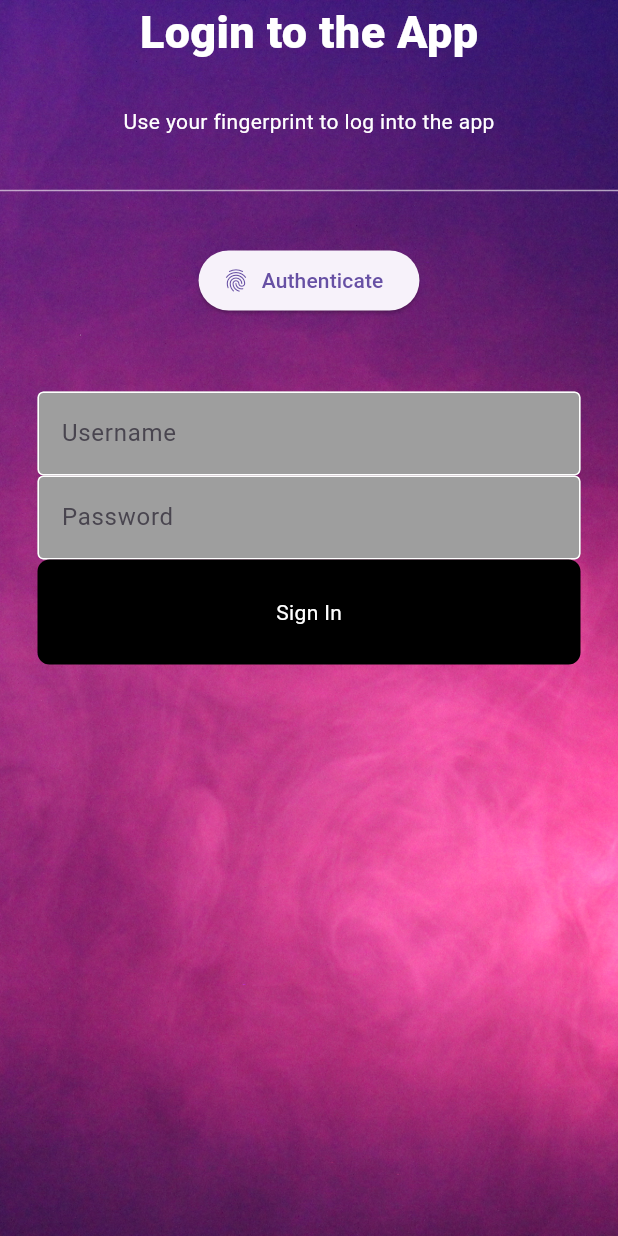
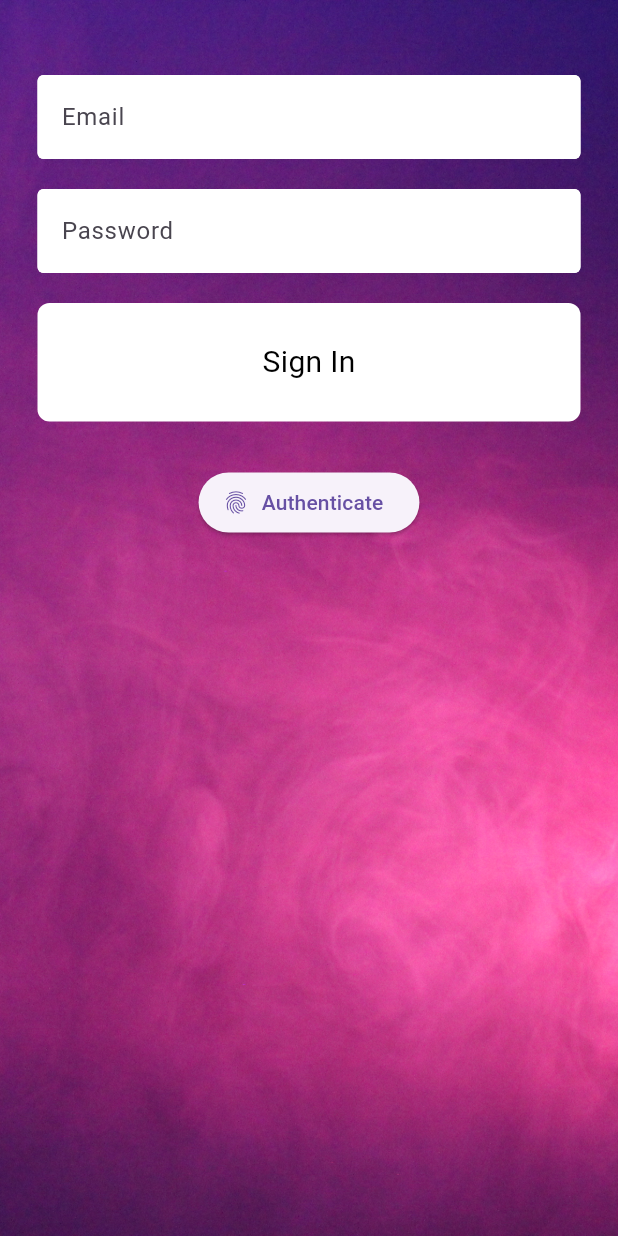
Before and after one commit to LuminaryEventsCalendarApp/CalendarApp, a Flutter app: the screen it shows after launch, on a phone screen of 412 x 824 dp. Run offline on Flutter 3.47's test engine with Material 3 defaults, Android fonts, the phone set to English and light mode, and no system bars; our stand-ins replace firebase_auth, firebase_core, local_auth, table_calendar; accounts and stored records are empty.

Commit message:
changes
changes

```diff
--- a/calendarapp/lib/calendar.dart
+++ b/calendarapp/lib/calendar.dart
@@ -19,8 +19,8 @@ class _CalendarState extends State<Calendar> {
   String _enteredText = '';
   late final ValueNotifier<List<Event>> _selectedEvents;
   CalendarFormat _calendarFormat = CalendarFormat.month;
-  RangeSelectionMode _rangeSelectionMode =
-      RangeSelectionMode.toggledOff; // Can be toggled on/off by longpressing a date
+  RangeSelectionMode _rangeSelectionMode = RangeSelectionMode
+      .toggledOff; // Can be toggled on/off by longpressing a date
   DateTime _focusedDay = DateTime.now();
   DateTime? _selectedDay;
   DateTime? _rangeStart;
@@ -117,7 +117,6 @@ void _onDaySelected(DateTime selectedDay, DateTime focusedDay) {
       );
     }
   }
-
 
   void _onRangeSelected(DateTime? start, DateTime? end, DateTime focusedDay) {
     setState(() {
@@ -334,7 +333,7 @@ void _onDaySelected(DateTime selectedDay, DateTime focusedDay) {
           ],
         ),
       ),
-      backgroundColor: Colors.white70,
+      backgroundColor: Colors.white,
       body: CustomScrollView(
         slivers: [
           SliverToBoxAdapter(
@@ -413,7 +412,7 @@ void _onDaySelected(DateTime selectedDay, DateTime focusedDay) {
                     'Seuraavan viikon tapahtumat:',
                     style: TextStyle(fontWeight: FontWeight.bold),
                   ),
-                  SizedBox(height: 8),
+                  SizedBox(height: 5),
                   ...nextSevenDaysEvents,
                 ],
               ),
--- a/calendarapp/lib/components/my_button.dart
+++ b/calendarapp/lib/components/my_button.dart
@@ -1,12 +1,12 @@
 import 'package:flutter/material.dart';
 
 class MyButton extends StatelessWidget {
-
   final Function()? onTap;
 
-
-
-  const MyButton({super.key, required this.onTap,});
+  const MyButton({
+    super.key,
+    required this.onTap,
+  });
 
   @override
   Widget build(BuildContext context) {
@@ -16,13 +16,13 @@ class MyButton extends StatelessWidget {
         padding: const EdgeInsets.all(25),
         margin: const EdgeInsets.symmetric(horizontal: 25),
         decoration: BoxDecoration(
-          color: Colors.black,
+          color: Colors.white,
           borderRadius: BorderRadius.circular(8),
         ),
         child: const Center(
           child: Text(
             "Sign In",
-            style: TextStyle(color: Colors.white),
+            style: TextStyle(fontSize: 20, color: Colors.black),
           ),
         ),
       ),
--- a/calendarapp/lib/components/my_textfield.dart
+++ b/calendarapp/lib/components/my_textfield.dart
@@ -10,7 +10,7 @@ class MyTextField extends StatelessWidget {
     required this.controller,
     required this.hintText,
     required this.obscureText,
-    });
+  });
 
   @override
   Widget build(BuildContext context) {
@@ -26,7 +26,7 @@ class MyTextField extends StatelessWidget {
           focusedBorder: const OutlineInputBorder(
             borderSide: BorderSide(color: Colors.black),
           ),
-          fillColor: Colors.grey,
+          fillColor: Colors.white,
           filled: true,
           hintText: hintText,
         ),
--- a/calendarapp/lib/login_page.dart
+++ b/calendarapp/lib/login_page.dart
@@ -93,27 +93,27 @@ class _LoginPageState extends State<LoginPage> {
                 mainAxisAlignment: MainAxisAlignment.center,
                 crossAxisAlignment: CrossAxisAlignment.center,
                 children: [
-                  const Text("Login to the App",
-                      style: TextStyle(
-                          color: Colors.white,
-                          fontSize: 30,
-                          fontWeight: FontWeight.w800)),
-                  const SizedBox(
-                    height: 28,
+                  const SizedBox(height: 50),
+                  // username
+                  MyTextField(
+                    controller: emailController,
+                    hintText: 'Email',
+                    obscureText: false,
                   ),
-                  const Text("Use your fingerprint to log into the app",
-                      style: TextStyle(
-                        color: Colors.white,
-                      )),
-                  const SizedBox(
-                    height: 28,
+                  const SizedBox(height: 20),
+                  // password
+                  MyTextField(
+                    controller: passwordController,
+                    hintText: 'Password',
+                    obscureText: true,
                   ),
-                  const Divider(
-                    color: Colors.white60,
+                  const SizedBox(height: 20),
+                  // sign in button
+                  MyButton(
+                    onTap: signUserIn,
                   ),
-                  const SizedBox(
-                    height: 28,
-                  ),
+                  const SizedBox(height: 30),
+
                   ElevatedButton.icon(
                     onPressed: () async {
                       bool auth = await Authentication.authentication();
@@ -130,25 +130,6 @@ class _LoginPageState extends State<LoginPage> {
                     icon: const Icon(Icons.fingerprint),
                     label: const Text("Authenticate"),
                   ),
-                  const SizedBox(height: 50),
-                  // username
-                  MyTextField(
-                    controller: emailController,
-                    hintText: 'Username',
-                    obscureText: false,
-                  ),
-                  // const SizedBox(height: 10),
-                  // password
-                  MyTextField(
-                    controller: passwordController,
-                    hintText: 'Password',
-                    obscureText: true,
-                  ),
-                  // sign in button
-                  MyButton(
-                    onTap: signUserIn,
-                  ),
-                  const SizedBox(height: 50),
                 ],
               ),
             ),
--- a/calendarapp/lib/settings.dart
+++ b/calendarapp/lib/settings.dart
@@ -112,7 +112,7 @@ class _MySettingsPage extends State<MySettingsPage> {
               leading: const Icon(Icons.calendar_today, color: Colors.white),
               title: const Text(
                 'Kalenteri',
-                style: TextStyle(color: Colors.white),
+                style: TextStyle(color: Color.fromARGB(255, 247, 246, 246)),
               ),
               onTap: () {
                 Navigator.push(
```
Also changed, not shown: calendarapp/lib/inventory.dart (+37 -36 lines), calendarapp/lib/utils.dart (+6 -7 lines), 1 other file. Lines whose indentation alone changed are shown as unchanged.
